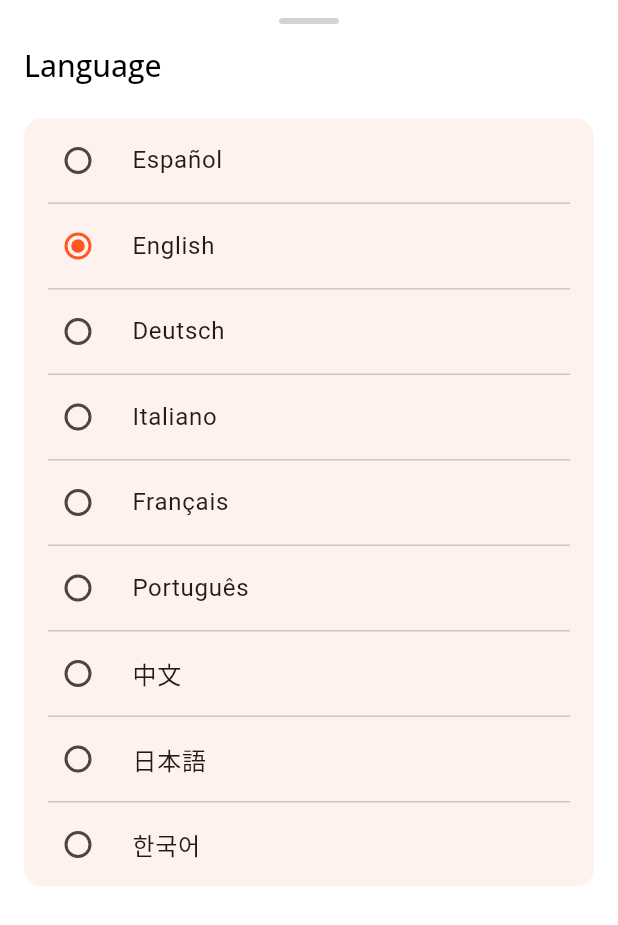
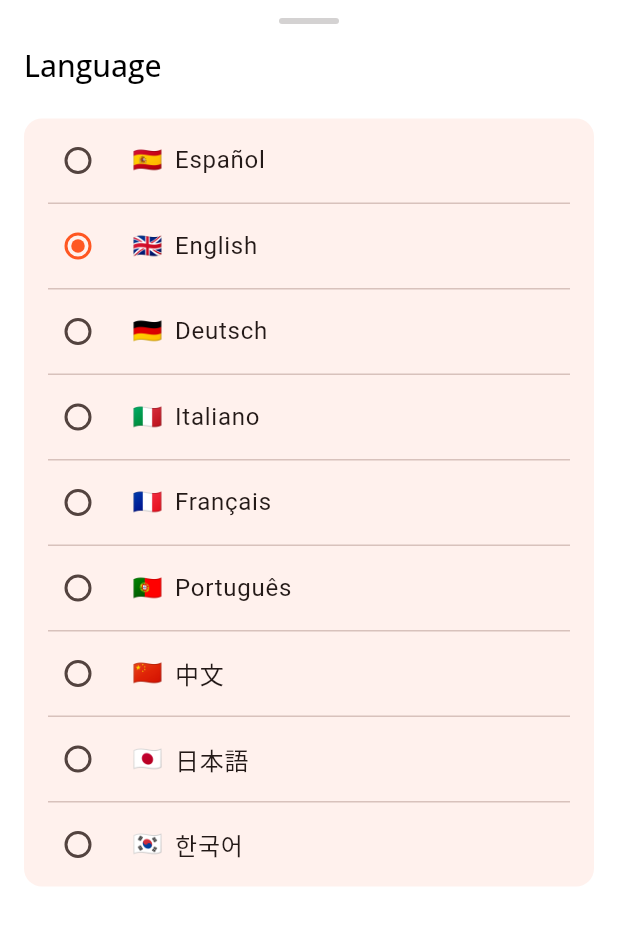
Before and after one commit to francids/the_recipes, a Flutter app: the LanguageScreen widget shown alone on an empty page, opened directly, on a phone screen of 412 x 824 dp. Shown: the top 925 px of the screen. Run offline on Flutter 3.47's test engine with Material 3 defaults, Android fonts, the phone set to English and light mode, and no system bars; our stand-ins replace firebase_auth, firebase_core, flutter_easyloading, get, google_fonts, google_sign_in and 4 more; missing offline and left inert: material_dialogs; accounts and stored records are empty; generated files the repository leaves out were written again.

Commit message:
Mostrar emojis de bandera en la selección de idioma

```diff
--- a/lib/views/screens/settings/language_screen.dart
+++ b/lib/views/screens/settings/language_screen.dart
@@ -6,16 +6,22 @@ class LanguageScreen extends StatelessWidget {
   const LanguageScreen({super.key});
 
   static const List<Map<String, String>> _languages = [
-    {"code": "es", "name": "Español"},
-    {"code": "en", "name": "English"},
-    {"code": "de", "name": "Deutsch"},
-    {"code": "it", "name": "Italiano"},
-    {"code": "fr", "name": "Français"},
-    {"code": "pt", "name": "Português"},
-    {"code": "zh", "name": "中文"},
-    {"code": "ja", "name": "日本語"},
-    {"code": "ko", "name": "한국어"},
+    {"code": "es", "name": "Español", "flagCode": "ES"},
+    {"code": "en", "name": "English", "flagCode": "GB"},
+    {"code": "de", "name": "Deutsch", "flagCode": "DE"},
+    {"code": "it", "name": "Italiano", "flagCode": "IT"},
+    {"code": "fr", "name": "Français", "flagCode": "FR"},
+    {"code": "pt", "name": "Português", "flagCode": "PT"},
+    {"code": "zh", "name": "中文", "flagCode": "CN"},
+    {"code": "ja", "name": "日本語", "flagCode": "JP"},
+    {"code": "ko", "name": "한국어", "flagCode": "KR"},
   ];
+
+  String _getFlagEmoji(String countryCode) {
+    final int firstLetter = countryCode.codeUnitAt(0) - 0x41 + 0x1F1E6;
+    final int secondLetter = countryCode.codeUnitAt(1) - 0x41 + 0x1F1E6;
+    return String.fromCharCode(firstLetter) + String.fromCharCode(secondLetter);
+  }
 
   @override
   Widget build(BuildContext context) {
@@ -58,7 +64,13 @@ class LanguageScreen extends StatelessWidget {
                       mainAxisSize: MainAxisSize.min,
                       children: [
                         RadioListTile<String>(
-                          title: Text(language["name"]!),
+                          title: Row(
+                            children: [
+                              Text(_getFlagEmoji(language["flagCode"]!)),
+                              const SizedBox(width: 8),
+                              Text(language["name"]!),
+                            ],
+                          ),
                           value: language["code"]!,
                           groupValue: Get.locale?.languageCode,
                           onChanged: (value) {
```
